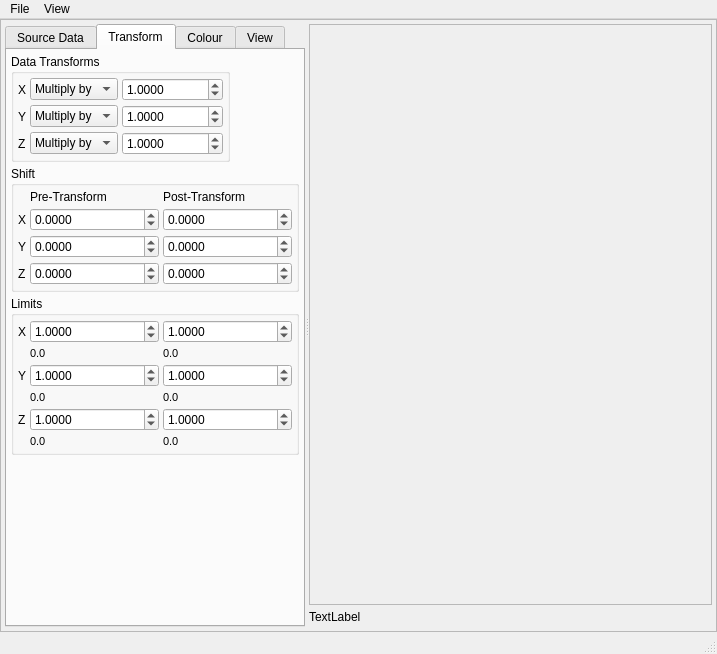
Above: src/gui/fqplot.ui from trisyoungs/uchroma before the change. Below: the same form after it.
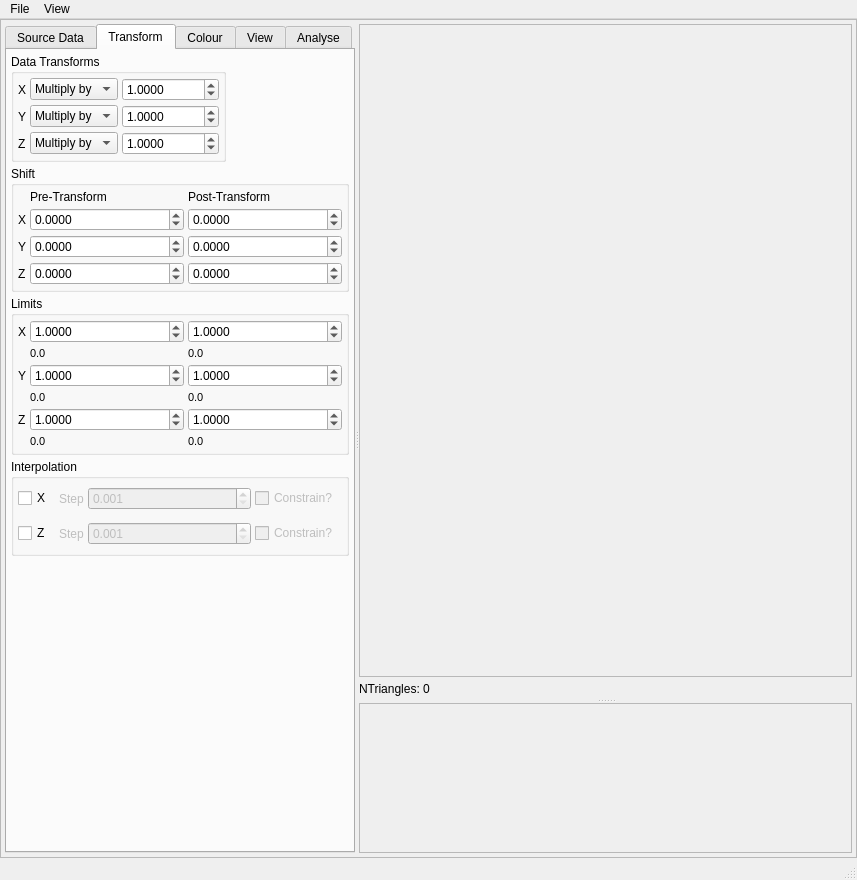
That is the form after the change. The open tabs and pages were chosen to show the change. Icons and pictures are not drawn. Custom widgets are drawn as their Qt base class.

Commit message: Added PlotWidget to allow graphing of extracted data. Added AnalyseTab. Fixed - Bugs in slice generation resulting in accesses to bad data. Added optional interpolation of x axis. Added 'Reload' button to Source Data tab and Orthographic option to View menu.

What changed in the file:
```diff
--- a/src/gui/fqplot.ui
+++ b/src/gui/fqplot.ui
@@ -6,8 +6,8 @@
    <rect>
     <x>0</x>
     <y>0</y>
-    <width>717</width>
-    <height>654</height>
+    <width>857</width>
+    <height>880</height>
    </rect>
   </property>
   <property name="windowTitle">
@@ -34,7 +34,7 @@
         <number>4</number>
        </property>
        <item>
-        <widget class="QSplitter" name="splitter">
+        <widget class="QSplitter" name="splitter_2">
          <property name="orientation">
           <enum>Qt::Horizontal</enum>
          </property>
@@ -53,7 +53,7 @@
           </property>
           <property name="maximumSize">
            <size>
-            <width>300</width>
+            <width>350</width>
             <height>16777215</height>
            </size>
           </property>
@@ -267,7 +267,7 @@
                       <number>4</number>
                      </property>
                      <property name="minimum">
-                      <double>-1000000.000000000000000</double>
+                      <double>0.000100000000000</double>
                      </property>
                      <property name="maximum">
                       <double>1000000.000000000000000</double>
@@ -315,7 +315,7 @@
                       <number>4</number>
                      </property>
                      <property name="minimum">
-                      <double>-1000000.000000000000000</double>
+                      <double>0.000100000000000</double>
                      </property>
                      <property name="maximum">
                       <double>1000000.000000000000000</double>
@@ -337,7 +337,7 @@
                       <number>4</number>
                      </property>
                      <property name="minimum">
-                      <double>-1000000.000000000000000</double>
+                      <double>0.000100000000000</double>
                      </property>
                      <property name="maximum">
                       <double>1000000.000000000000000</double>
@@ -909,6 +909,147 @@
               </layout>
              </widget>
             </item>
+            <item>
+             <widget class="QGroupBox" name="InterpolationGroup">
+              <property name="title">
+               <string>Interpolation</string>
+              </property>
+              <layout class="QVBoxLayout" name="verticalLayout_25">
+               <property name="spacing">
+                <number>4</number>
+               </property>
+               <property name="margin">
+                <number>4</number>
+               </property>
+               <item>
+                <layout class="QGridLayout" name="gridLayout_13">
+                 <item row="0" column="0">
+                  <widget class="QCheckBox" name="TransformXInterpolateCheck">
+                   <property name="text">
+                    <string>X</string>
+                   </property>
+                  </widget>
+                 </item>
+                 <item row="0" column="1">
+                  <widget class="QWidget" name="TransformXInterpolateOptions" native="true">
+                   <property name="enabled">
+                    <bool>false</bool>
+                   </property>
+                   <layout class="QHBoxLayout" name="horizontalLayout_27">
+                    <property name="spacing">
+                     <number>4</number>
+                    </property>
+                    <property name="margin">
+                     <number>4</number>
+                    </property>
+                    <item>
+                     <widget class="QLabel" name="label_37">
+                      <property name="text">
+                       <string>Step</string>
+                      </property>
+                     </widget>
+                    </item>
+                    <item>
+                     <widget class="QDoubleSpinBox" name="TransformXInterpolateStepSpin">
+                      <property name="sizePolicy">
+                       <sizepolicy hsizetype="Expanding" vsizetype="Fixed">
+                        <horstretch>0</horstretch>
+                        <verstretch>0</verstretch>
+                       </sizepolicy>
+                      </property>
+                      <property name="decimals">
+                       <number>3</number>
+                      </property>
+                      <property name="minimum">
+                       <double>0.001000000000000</double>
+                      </property>
+                      <property name="singleStep">
+                       <double>0.010000000000000</double>
+                      </property>
+                      <property name="value">
+                       <double>0.001000000000000</double>
+                      </property>
+                     </widget>
+                    </item>
+                    <item>
+                     <widget class="QCheckBox" name="TransformXInterpolateConstrainCheck">
+                      <property name="toolTip">
+                       <string>If selected, a constrained spline fit will be performed, resulting in more correct reproduction of rapidly-varying data</string>
+                      </property>
+                      <property name="text">
+                       <string>Constrain?</string>
+                      </property>
+                     </widget>
+                    </item>
+                   </layout>
+                  </widget>
+                 </item>
+                 <item row="1" column="1">
+                  <widget class="QWidget" name="TransformZInterpolateOptions" native="true">
+                   <property name="enabled">
+                    <bool>false</bool>
+                   </property>
+                   <layout class="QHBoxLayout" name="horizontalLayout_29">
+                    <property name="spacing">
+                     <number>4</number>
+                    </property>
+                    <property name="margin">
+                     <number>4</number>
+                    </property>
+                    <item>
+                     <widget class="QLabel" name="label_39">
+                      <property name="text">
+                       <string>Step</string>
+                      </property>
+                     </widget>
+                    </item>
+                    <item>
+                     <widget class="QDoubleSpinBox" name="TransformZInterpolateStepSpin">
+                      <property name="sizePolicy">
+                       <sizepolicy hsizetype="Expanding" vsizetype="Fixed">
+                        <horstretch>0</horstretch>
+                        <verstretch>0</verstretch>
+                       </sizepolicy>
+                      </property>
+                      <property name="decimals">
+                       <number>3</number>
+                      </property>
+                      <property name="minimum">
+                       <double>0.001000000000000</double>
+                      </property>
+                      <property name="singleStep">
+                       <double>0.010000000000000</double>
+                      </property>
+                      <property name="value">
+                       <double>0.001000000000000</double>
+                      </property>
+                     </widget>
+                    </item>
+                    <item>
+                     <widget class="QCheckBox" name="TransformZInterpolateConstrainCheck">
+                      <property name="toolTip">
+                       <string>If selected, a constrained spline fit will be performed, resulting in more correct reproduction of rapidly-varying data</string>
+                      </property>
+                      <property name="text">
+                       <string>Constrain?</string>
+                      </property>
+                     </widget>
+                    </item>
+                   </layout>
+                  </widget>
+                 </item>
+                 <item row="1" column="0">
+                  <widget class="QCheckBox" name="TransformZInterpolateCheck">
+                   <property name="text">
+                    <string>Z</string>
+                   </property>
+                  </widget>
+                 </item>
+                </layout>
+               </item>
+              </layout>
+             </widget>
+            </item>
             <item>
              <spacer name="verticalSpacer_2">
               <property name="orientation">
@@ -2507,7 +2648,16 @@
             </item>
            </layout>
           </widget>
-         </widget>
+          <widget class="QWidget" name="AnalyseTab">
+           <attribute name="title">
+            <string>Analyse</string>
+           </attribute>
+          </widget>
+         </widget>
+         <widget class="QSplitter" name="splitter">
+          <property name="orientation">
+           <enum>Qt::Vertical</enum>
+          </property>
          <widget class="QWidget" name="layoutWidget">
           <layout class="QVBoxLayout" name="verticalLayout_4">
            <property name="spacing">
@@ -2524,7 +2674,7 @@
              <property name="minimumSize">
               <size>
                <width>300</width>
-               <height>0</height>
+                <height>300</height>
               </size>
              </property>
              <property name="frameShape">
@@ -2545,7 +2695,7 @@
                 <property name="sizePolicy">
                  <sizepolicy hsizetype="Expanding" vsizetype="Expanding">
                   <horstretch>0</horstretch>
-                  <verstretch>0</verstretch>
+                   <verstretch>3</verstretch>
                  </sizepolicy>
                 </property>
                 <property name="cursor">
@@ -2564,7 +2714,7 @@
              <item>
               <widget class="QLabel" name="NTrianglesLabel">
                <property name="text">
-                <string>TextLabel</string>
+                 <string>NTriangles: 0</string>
                </property>
               </widget>
              </item>
@@ -2585,6 +2735,38 @@
            </item>
           </layout>
          </widget>
+          <widget class="QFrame" name="AnalyseGraphFrame">
+           <property name="sizePolicy">
+            <sizepolicy hsizetype="Expanding" vsizetype="Expanding">
+             <horstretch>0</horstretch>
+             <verstretch>0</verstretch>
+            </sizepolicy>
+           </property>
+           <property name="minimumSize">
+            <size>
+             <width>0</width>
+             <height>150</height>
+            </size>
+           </property>
+           <property name="frameShape">
+            <enum>QFrame::StyledPanel</enum>
+           </property>
+           <property name="frameShadow">
+            <enum>QFrame::Sunken</enum>
+           </property>
+           <layout class="QVBoxLayout" name="verticalLayout_24">
+            <property name="spacing">
+             <number>2</number>
+            </property>
+            <property name="margin">
+             <number>2</number>
+            </property>
+            <item>
+             <widget class="PlotWidget" name="AnalyseGraphWidget" native="true"/>
+            </item>
+           </layout>
+          </widget>
+         </widget>
         </widget>
        </item>
       </layout>
@@ -2597,7 +2779,7 @@
     <rect>
      <x>0</x>
      <y>0</y>
-     <width>717</width>
+     <width>857</width>
      <height>27</height>
     </rect>
    </property>
@@ -2668,6 +2850,12 @@
    <header>gui/colourscale.uih</header>
    <container>1</container>
   </customwidget>
+  <customwidget>
+   <class>PlotWidget</class>
+   <extends>QWidget</extends>
+   <header>plotwidget.uih</header>
+   <container>1</container>
+  </customwidget>
  </customwidgets>
  <resources>
   <include location="icons.qrc"/>
```
Left out of the diff: 79 changed lines with no effect on the pictures. Lines whose indentation alone changed are shown as unchanged. The commit also changes 17 other files.
